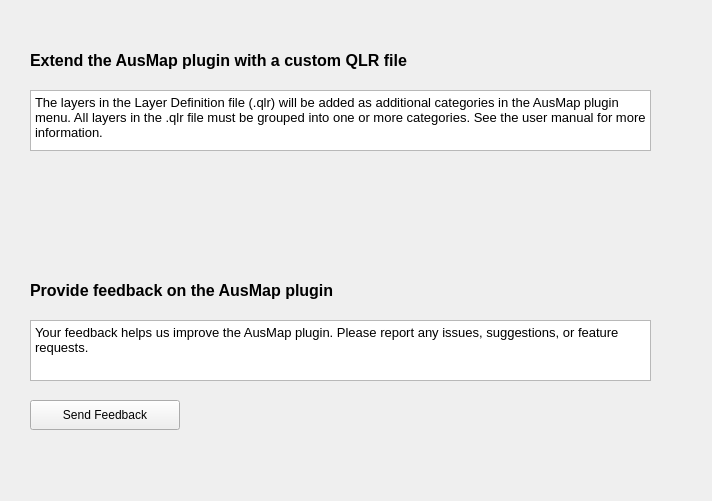
First picture: the form in settings/settings.ui, repository lmillard79/Billabong-QGIS-Plugin, before the edit.
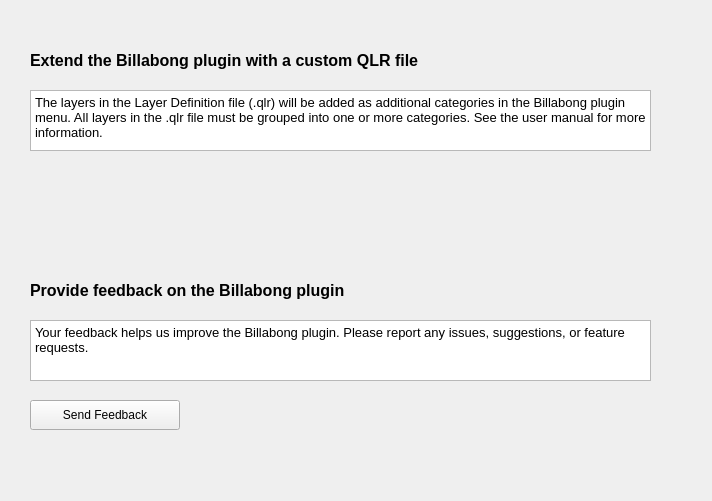
Second picture: the form after the edit. Custom widgets are drawn as their Qt base class.

The edit to the form file:
```diff
--- a/settings/settings.ui
+++ b/settings/settings.ui
@@ -30,7 +30,7 @@
     </font>
    </property>
    <property name="text">
-    <string>Extend the AusMap plugin with a custom QLR file</string>
+    <string>Extend the Billabong plugin with a custom QLR file</string>
    </property>
   </widget>
   <widget class="QgsFileWidget" name="custom_qlr_file">
@@ -60,7 +60,7 @@
 &lt;html&gt;&lt;head&gt;&lt;meta name=&quot;qrichtext&quot; content=&quot;1&quot; /&gt;&lt;style type=&quot;text/css&quot;&gt;
 p, li { white-space: pre-wrap; }
 &lt;/style&gt;&lt;/head&gt;&lt;body style=&quot; font-family:'MS Shell Dlg 2'; font-size:9.75pt; font-weight:400; font-style:normal;&quot;&gt;
-&lt;p style=&quot; margin-top:0px; margin-bottom:0px; margin-left:0px; margin-right:0px; -qt-block-indent:0; text-indent:0px;&quot;&gt;&lt;span style=&quot; font-size:10pt;&quot;&gt;The layers in the Layer Definition file (.qlr) will be added as additional categories in the AusMap plugin menu. All layers in the .qlr file must be grouped into one or more categories. See the user manual for more information.&lt;/span&gt;&lt;/p&gt;&lt;/body&gt;&lt;/html&gt;</string>
+&lt;p style=&quot; margin-top:0px; margin-bottom:0px; margin-left:0px; margin-right:0px; -qt-block-indent:0; text-indent:0px;&quot;&gt;&lt;span style=&quot; font-size:10pt;&quot;&gt;The layers in the Layer Definition file (.qlr) will be added as additional categories in the Billabong plugin menu. All layers in the .qlr file must be grouped into one or more categories. See the user manual for more information.&lt;/span&gt;&lt;/p&gt;&lt;/body&gt;&lt;/html&gt;</string>
    </property>
   </widget>
   <widget class="QLabel" name="feedbackLabel">
@@ -80,7 +80,7 @@
     </font>
    </property>
    <property name="text">
-    <string>Provide feedback on the AusMap plugin</string>
+    <string>Provide feedback on the Billabong plugin</string>
    </property>
   </widget>
   <widget class="QTextBrowser" name="feedbackTextBrowser">
@@ -97,7 +97,7 @@
 &lt;html&gt;&lt;head&gt;&lt;meta name=&quot;qrichtext&quot; content=&quot;1&quot; /&gt;&lt;style type=&quot;text/css&quot;&gt;
 p, li { white-space: pre-wrap; }
 &lt;/style&gt;&lt;/head&gt;&lt;body style=&quot; font-family:'MS Shell Dlg 2'; font-size:9.75pt; font-weight:400; font-style:normal;&quot;&gt;
-&lt;p style=&quot; margin-top:0px; margin-bottom:0px; margin-left:0px; margin-right:0px; -qt-block-indent:0; text-indent:0px;&quot;&gt;&lt;span style=&quot; font-size:10pt;&quot;&gt;Your feedback helps us improve the AusMap plugin. Please report any issues, suggestions, or feature requests.&lt;/span&gt;&lt;/p&gt;&lt;/body&gt;&lt;/html&gt;</string>
+&lt;p style=&quot; margin-top:0px; margin-bottom:0px; margin-left:0px; margin-right:0px; -qt-block-indent:0; text-indent:0px;&quot;&gt;&lt;span style=&quot; font-size:10pt;&quot;&gt;Your feedback helps us improve the Billabong plugin. Please report any issues, suggestions, or feature requests.&lt;/span&gt;&lt;/p&gt;&lt;/body&gt;&lt;/html&gt;</string>
    </property>
   </widget>
   <widget class="QPushButton" name="feedbackButton">
```
